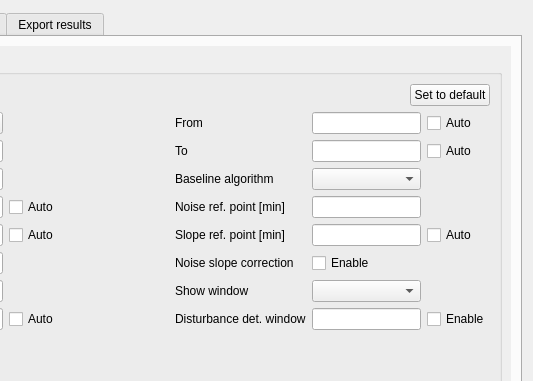
First picture: the form in src/gui/evaluationwidget.ui, repository echmet/CEval, before the edit; both pictures show x 263 to 796 and y 0 to 381 of the 796 by 644 pixel window.
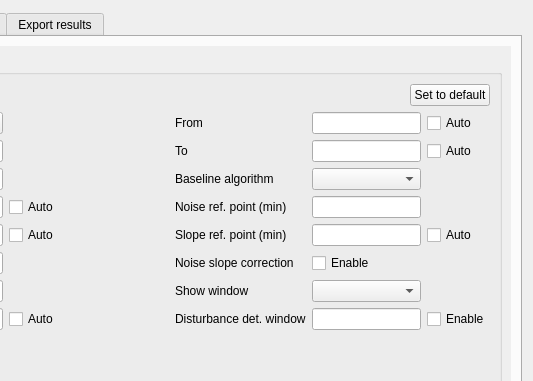
Second picture: the form after the edit. The open tabs and pages were chosen to show the change. Custom widgets are drawn as their Qt base class.

Commit message: Use normal instead of square brackets to denote units

Patch:
```diff
--- a/src/gui/evaluationwidget.ui
+++ b/src/gui/evaluationwidget.ui
@@ -205,7 +205,7 @@
                 <item row="3" column="4">
                  <widget class="QLabel" name="ql_noiseRefPoint">
                   <property name="text">
-                   <string>Noise ref. point [min]</string>
+                   <string>Noise ref. point (min)</string>
                   </property>
                  </widget>
                 </item>
@@ -422,7 +422,7 @@
                 <item row="4" column="4">
                  <widget class="QLabel" name="ql_slopeRefPoint">
                   <property name="text">
-                   <string>Slope ref. point [min]</string>
+                   <string>Slope ref. point (min)</string>
                   </property>
                  </widget>
                 </item>
```
